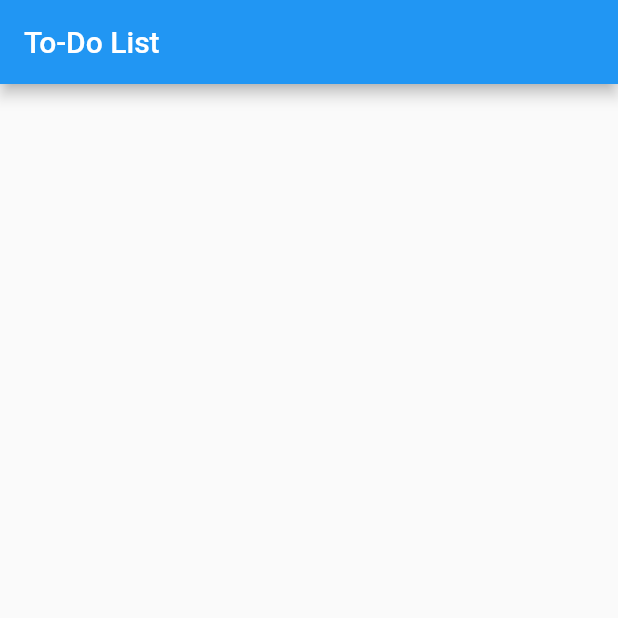
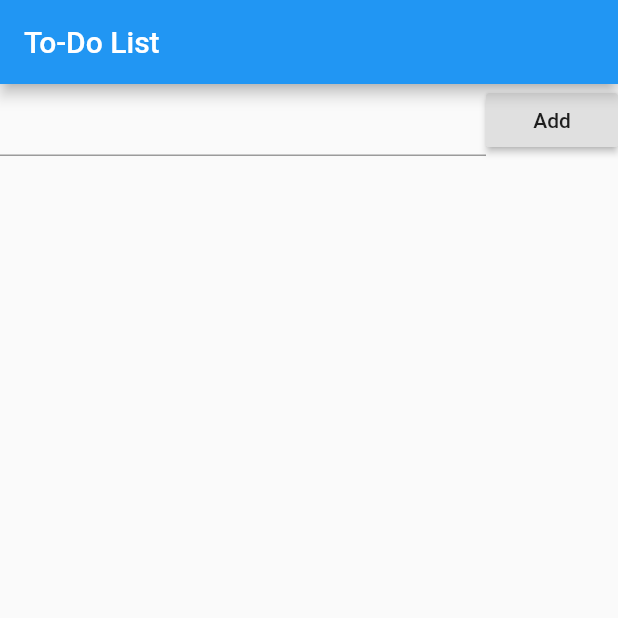
Before and after one commit to gilsonDias92/To-Do-List-em-Flutter, a Flutter app: the screen it shows after launch, on a phone screen of 412 x 824 dp, the top half of it. Run offline on Flutter 3.47's test engine with Material 2 defaults, Android fonts, the phone set to English and light mode, and no system bars.

Commit message:
Adicionando campo de texto e botao

```diff
--- a/to_do_list_project/lib/main.dart
+++ b/to_do_list_project/lib/main.dart
@@ -56,7 +56,23 @@ class MyHomeState extends State<MyHome> {
 
               // row renderiza na forma horizontal, um ao lado do outro.
               // iremos colocar um campo de input e um botao lado a lado
-              child: Row(),
+              child: Row(
+                children: <Widget>[
+                  // input precisa estar dentro de uma definicao de tamanho de campo
+                  // expanded utiliza todo o espaço da linha disponivel, só pode ter 1 child
+                  Expanded(child: TextFormField(
+
+                  ),
+                  ),
+                  RaisedButton(
+                    // raisedbutton vem desabilitado por padrao, precisamos add a funcao onPressed()
+                    child: Text('Add'),
+                    onPressed: () {
+                      print('Botão OK');
+                    },
+                  ),
+                ],
+              ),
             )
           ],
         ),
```
